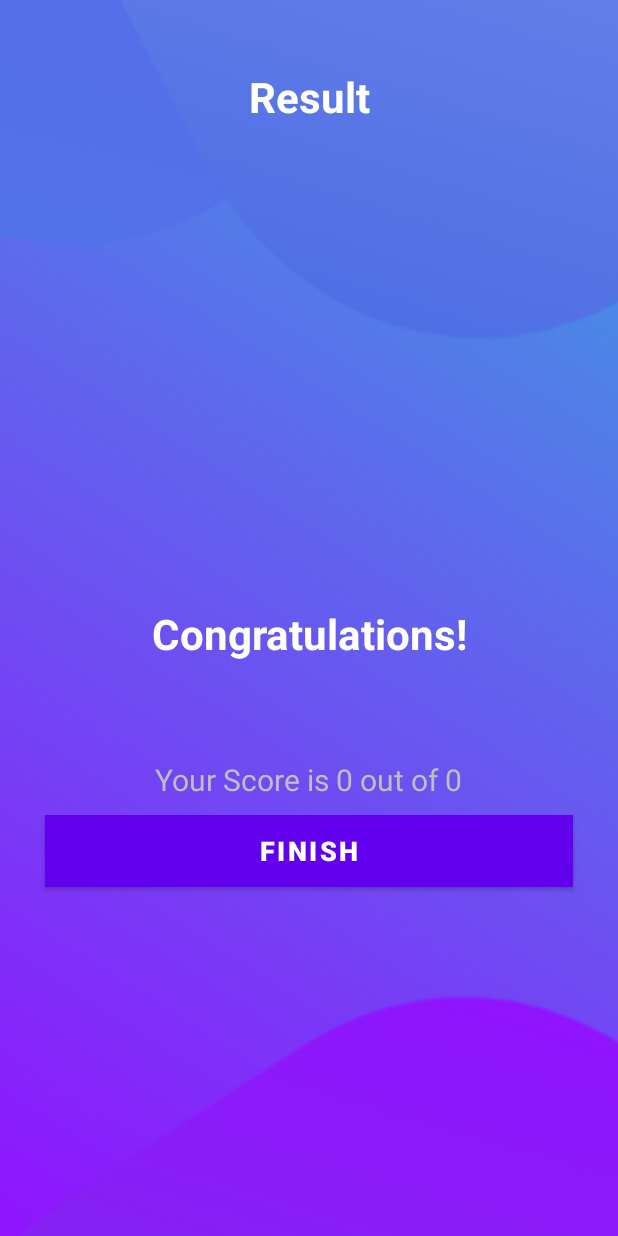
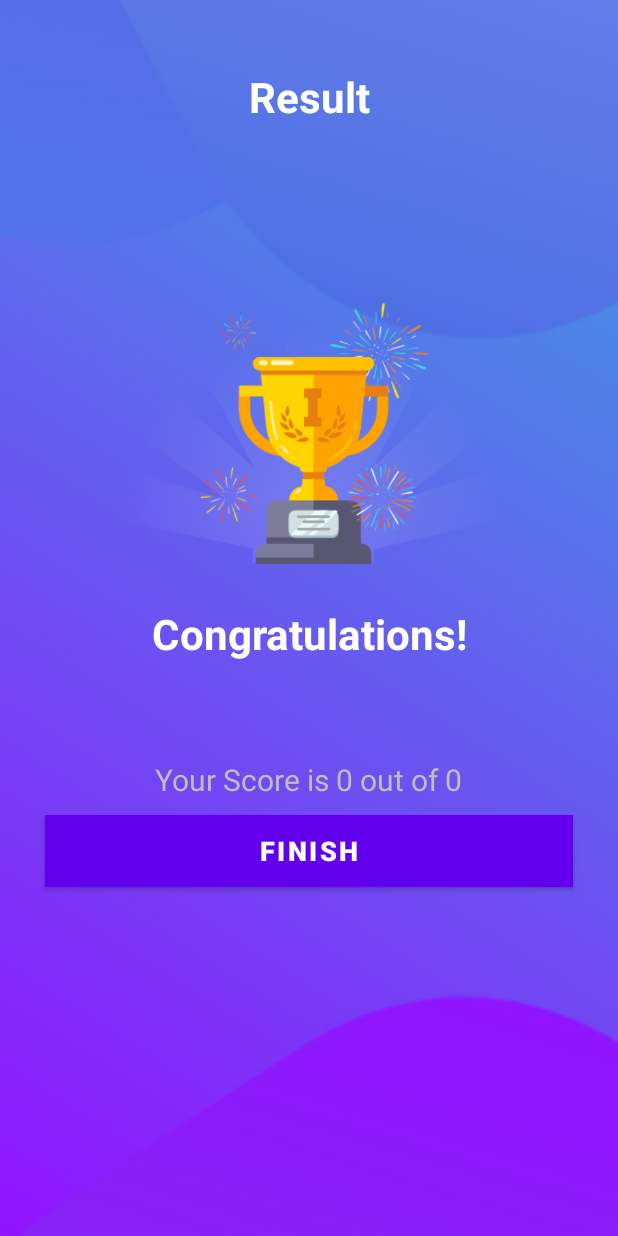
Before and after one commit to diogocorreia01/quizApp-Kotlin, an Android app: the ResultActivity screen opened directly, with no data from a screen before it, on a phone screen of 412 x 824 dp. Run offline under Robolectric (Android 15) with nearby library versions, the phone set to English and light mode, and no system bars.

```diff
--- a/app/src/main/res/layout/activity_result.xml
+++ b/app/src/main/res/layout/activity_result.xml
@@ -25,7 +25,7 @@
         android:layout_width="345dp"
         android:layout_height="300dp"
         android:contentDescription="@string/result_image"
-        tools:src="@drawable/ic_trophy" />
+        android:src="@drawable/ic_trophy" />
 
     <TextView
         android:id="@+id/tvCongratulations"
```
